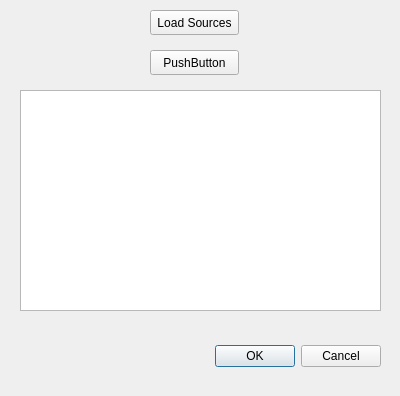
Old version of the form Geo_Data_dialog_base.ui in the repository kva0064/czech_slovak_freegeodata.
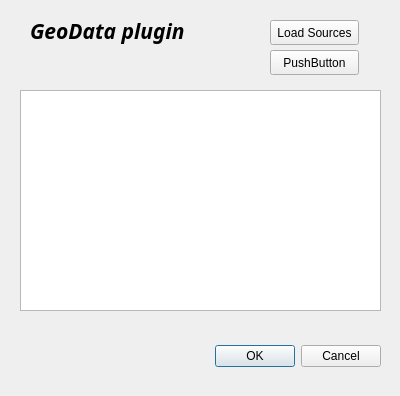
New version of the form.

Commit message: loading wms sources

```diff
--- a/Geo_Data_dialog_base.ui
+++ b/Geo_Data_dialog_base.ui
@@ -32,8 +32,8 @@
   <widget class="QPushButton" name="pushbutton_print">
    <property name="geometry">
     <rect>
-     <x>150</x>
-     <y>10</y>
+     <x>270</x>
+     <y>20</y>
      <width>89</width>
      <height>25</height>
     </rect>
@@ -55,7 +55,7 @@
   <widget class="QPushButton" name="pushbutton_test">
    <property name="geometry">
     <rect>
-     <x>150</x>
+     <x>270</x>
      <y>50</y>
      <width>89</width>
      <height>25</height>
@@ -65,6 +65,28 @@
     <string>PushButton</string>
    </property>
   </widget>
+  <widget class="QLabel" name="label">
+   <property name="geometry">
+    <rect>
+     <x>30</x>
+     <y>10</y>
+     <width>181</width>
+     <height>41</height>
+    </rect>
+   </property>
+   <property name="font">
+    <font>
+     <family>Ubuntu Condensed</family>
+     <pointsize>16</pointsize>
+     <weight>75</weight>
+     <italic>true</italic>
+     <bold>true</bold>
+    </font>
+   </property>
+   <property name="text">
+    <string>GeoData plugin</string>
+   </property>
+  </widget>
  </widget>
  <resources/>
  <connections>
```
The commit also changes 1 other file.
